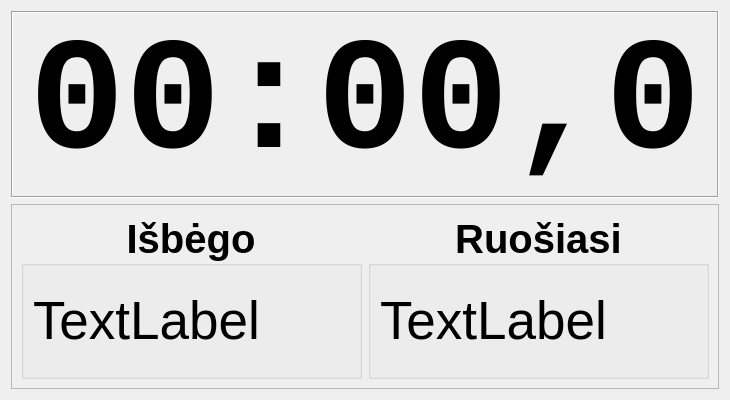
Before: the Qt Designer form GUIs/BigClockDialog.ui in kulverstukas1/DuathlonStarter, drawn with Qt 5.
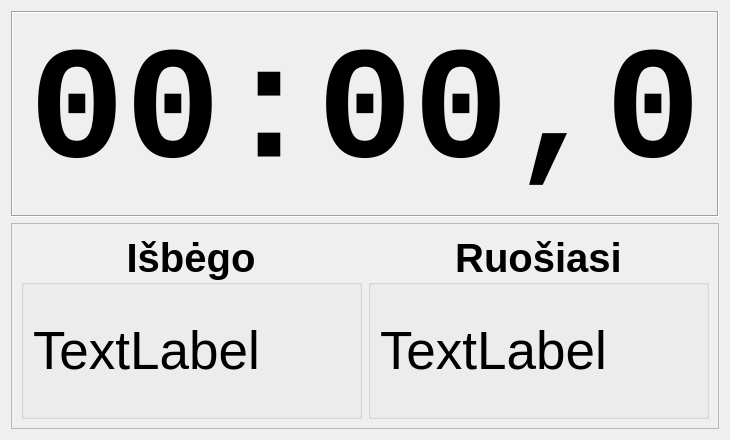
After: the same form once the commit is applied. Custom widgets are drawn as their Qt base class.

What changed in the file:
```diff
--- a/GUIs/BigClockDialog.ui
+++ b/GUIs/BigClockDialog.ui
@@ -10,13 +10,13 @@
     <x>0</x>
     <y>0</y>
     <width>730</width>
-    <height>400</height>
+    <height>440</height>
    </rect>
   </property>
   <property name="minimumSize">
    <size>
     <width>730</width>
-    <height>400</height>
+    <height>440</height>
    </size>
   </property>
   <property name="windowTitle">
```
